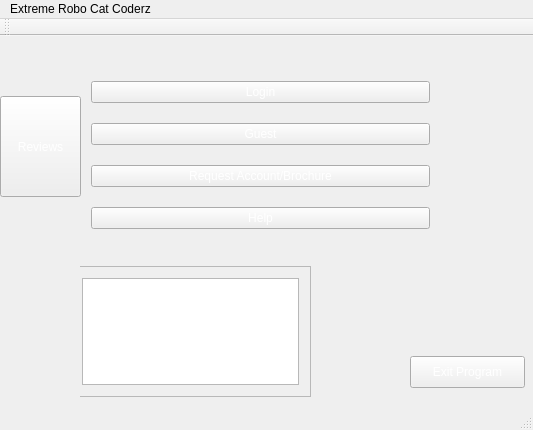
This is CS1C-Project-Master/mainprogramwindow.ui in AustinVaday/CS1C-Class-Project as Qt 5 draws it before an edit. The edited form follows.
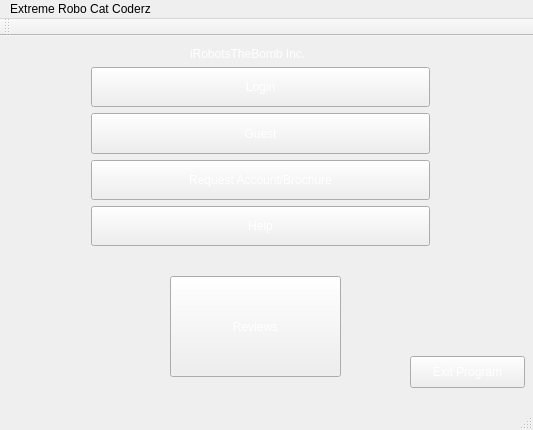
This is the edited form. Icons and pictures are not drawn.

```diff
--- a/CS1C-Project-Master/mainprogramwindow.ui
+++ b/CS1C-Project-Master/mainprogramwindow.ui
@@ -10,6 +10,12 @@
     <height>430</height>
    </rect>
   </property>
+  <property name="sizePolicy">
+   <sizepolicy hsizetype="Expanding" vsizetype="Expanding">
+    <horstretch>0</horstretch>
+    <verstretch>0</verstretch>
+   </sizepolicy>
+  </property>
   <property name="windowTitle">
    <string>MainProgramWindow</string>
   </property>
@@ -32,6 +38,12 @@
       <height>32</height>
      </rect>
     </property>
+    <property name="sizePolicy">
+     <sizepolicy hsizetype="Expanding" vsizetype="Expanding">
+      <horstretch>0</horstretch>
+      <verstretch>0</verstretch>
+     </sizepolicy>
+    </property>
     <property name="styleSheet">
      <string notr="true">color: white;
 font: 13pt &quot;Papyrus&quot;;
@@ -50,9 +62,21 @@
       <height>201</height>
      </rect>
     </property>
+    <property name="sizePolicy">
+     <sizepolicy hsizetype="Expanding" vsizetype="Expanding">
+      <horstretch>0</horstretch>
+      <verstretch>0</verstretch>
+     </sizepolicy>
+    </property>
     <layout class="QVBoxLayout" name="verticalLayout">
      <item>
       <widget class="QPushButton" name="pushButton_Login">
+       <property name="sizePolicy">
+        <sizepolicy hsizetype="Expanding" vsizetype="Expanding">
+         <horstretch>0</horstretch>
+         <verstretch>0</verstretch>
+        </sizepolicy>
+       </property>
        <property name="styleSheet">
         <string notr="true">color: white;
 font: 13pt &quot;Papyrus&quot;;
@@ -65,6 +89,12 @@
      </item>
      <item>
       <widget class="QPushButton" name="pushButton_Guest">
+       <property name="sizePolicy">
+        <sizepolicy hsizetype="Expanding" vsizetype="Expanding">
+         <horstretch>0</horstretch>
+         <verstretch>0</verstretch>
+        </sizepolicy>
+       </property>
        <property name="styleSheet">
         <string notr="true">color: white;
 font: 13pt &quot;Papyrus&quot;;
@@ -78,6 +108,12 @@
      </item>
      <item>
       <widget class="QPushButton" name="pushButton_RequestBrochure">
+       <property name="sizePolicy">
+        <sizepolicy hsizetype="Expanding" vsizetype="Expanding">
+         <horstretch>0</horstretch>
+         <verstretch>0</verstretch>
+        </sizepolicy>
+       </property>
        <property name="styleSheet">
         <string notr="true">color: white;
 font: 13pt &quot;Papyrus&quot;;
@@ -90,6 +126,12 @@
      </item>
      <item>
       <widget class="QPushButton" name="pushButton_Help">
+       <property name="sizePolicy">
+        <sizepolicy hsizetype="Expanding" vsizetype="Expanding">
+         <horstretch>0</horstretch>
+         <verstretch>0</verstretch>
+        </sizepolicy>
+       </property>
        <property name="styleSheet">
         <string notr="true">color: white;
 font: 13pt &quot;Papyrus&quot;;
@@ -106,65 +148,21 @@
     <zorder>pushButton_Guest</zorder>
     <zorder>pushButton_RequestBrochure</zorder>
    </widget>
-   <widget class="QStackedWidget" name="stackedWidget">
-    <property name="geometry">
-     <rect>
-      <x>80</x>
-      <y>230</y>
-      <width>311</width>
-      <height>131</height>
-     </rect>
-    </property>
-    <property name="currentIndex">
-     <number>0</number>
-    </property>
-    <widget class="QWidget" name="page">
-     <widget class="QScrollArea" name="scrollArea">
-      <property name="geometry">
-       <rect>
-        <x>-10</x>
-        <y>0</y>
-        <width>241</width>
-        <height>131</height>
-       </rect>
-      </property>
-      <property name="widgetResizable">
-       <bool>true</bool>
-      </property>
-      <widget class="QWidget" name="scrollAreaWidgetContents">
-       <property name="geometry">
-        <rect>
-         <x>0</x>
-         <y>0</y>
-         <width>239</width>
-         <height>129</height>
-        </rect>
-       </property>
-       <layout class="QVBoxLayout" name="verticalLayout_2">
-        <item>
-         <widget class="QTextBrowser" name="tempDisplay">
-          <property name="styleSheet">
-           <string notr="true">color: white;
-font: 13pt &quot;Papyrus&quot;;
-</string>
-          </property>
-         </widget>
-        </item>
-       </layout>
-      </widget>
-     </widget>
-    </widget>
-    <widget class="QWidget" name="page_2"/>
-   </widget>
    <widget class="QPushButton" name="pushButton">
     <property name="geometry">
      <rect>
-      <x>0</x>
-      <y>60</y>
-      <width>81</width>
+      <x>170</x>
+      <y>240</y>
+      <width>171</width>
       <height>101</height>
      </rect>
     </property>
+    <property name="sizePolicy">
+     <sizepolicy hsizetype="Expanding" vsizetype="Expanding">
+      <horstretch>0</horstretch>
+      <verstretch>0</verstretch>
+     </sizepolicy>
+    </property>
     <property name="styleSheet">
      <string notr="true">color: white;
 font: 13pt &quot;Papyrus&quot;;</string>
@@ -173,6 +171,28 @@
      <string>Reviews</string>
     </property>
    </widget>
+   <widget class="QLabel" name="label">
+    <property name="geometry">
+     <rect>
+      <x>190</x>
+      <y>10</y>
+      <width>271</width>
+      <height>16</height>
+     </rect>
+    </property>
+    <property name="sizePolicy">
+     <sizepolicy hsizetype="Expanding" vsizetype="Expanding">
+      <horstretch>0</horstretch>
+      <verstretch>0</verstretch>
+     </sizepolicy>
+    </property>
+    <property name="styleSheet">
+     <string notr="true">color:rgb(255, 255, 255)</string>
+    </property>
+    <property name="text">
+     <string>iRobotsTheBomb Inc.</string>
+    </property>
+   </widget>
   </widget>
   <widget class="QMenuBar" name="menuBar">
    <property name="geometry">
```
